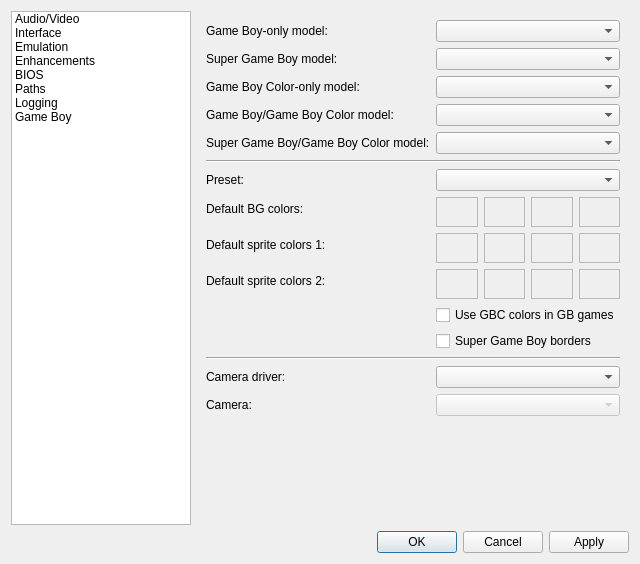
The window that Libretro/mgba/src/platform/qt/SettingsView.ui (kiddreads/Avalon-copy2) describes before a commit, drawn with Qt 5.
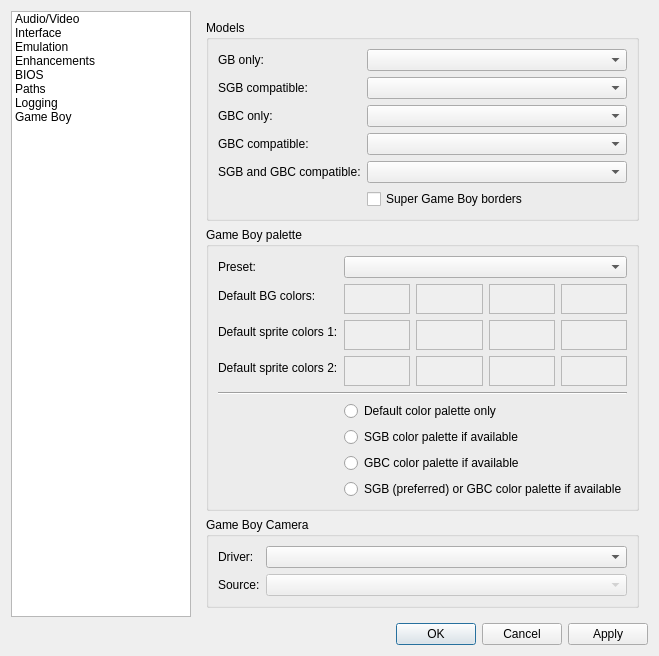
The same window after the commit. The open tabs and pages were chosen to show the change.

Commit message: GB: Add SGB palettes, options for selecting which palettes

The edit to the form file:
```diff
--- a/Libretro/mgba/src/platform/qt/SettingsView.ui
+++ b/Libretro/mgba/src/platform/qt/SettingsView.ui
@@ -1495,11 +1495,17 @@
       </layout>
      </widget>
      <widget class="QWidget" name="gb">
-      <layout class="QFormLayout" name="formLayout_1">
+      <layout class="QVBoxLayout" name="verticalLayout_2">
+       <item>
+        <widget class="QGroupBox" name="groupBox_2">
+         <property name="title">
+          <string>Models</string>
+         </property>
+         <layout class="QFormLayout" name="formLayout_9">
        <item row="0" column="0">
         <widget class="QLabel" name="label_29">
          <property name="text">
-          <string>Game Boy-only model:</string>
+             <string>GB only:</string>
          </property>
         </widget>
        </item>
@@ -1509,7 +1515,7 @@
        <item row="1" column="0">
         <widget class="QLabel" name="label_32">
          <property name="text">
-          <string>Super Game Boy model:</string>
+             <string>SGB compatible:</string>
          </property>
         </widget>
        </item>
@@ -1519,7 +1525,7 @@
        <item row="2" column="0">
         <widget class="QLabel" name="label_33">
          <property name="text">
-          <string>Game Boy Color-only model:</string>
+             <string>GBC only:</string>
          </property>
         </widget>
        </item>
@@ -1529,7 +1535,7 @@
        <item row="3" column="0">
         <widget class="QLabel" name="label_38">
          <property name="text">
-          <string>Game Boy/Game Boy Color model:</string>
+             <string>GBC compatible:</string>
          </property>
         </widget>
        </item>
@@ -1539,38 +1545,47 @@
        <item row="4" column="0">
         <widget class="QLabel" name="label_39">
          <property name="text">
-          <string>Super Game Boy/Game Boy Color model:</string>
+             <string>SGB and GBC compatible:</string>
          </property>
         </widget>
        </item>
        <item row="4" column="1">
         <widget class="QComboBox" name="cgbSgbModel"/>
        </item>
-       <item row="5" column="0" colspan="2">
-        <widget class="Line" name="line_12">
-         <property name="orientation">
-          <enum>Qt::Horizontal</enum>
+          <item row="5" column="1">
+           <widget class="QCheckBox" name="sgbBorders">
+            <property name="text">
+             <string>Super Game Boy borders</string>
          </property>
         </widget>
        </item>
-       <item row="6" column="0">
+         </layout>
+        </widget>
+       </item>
+       <item>
+        <widget class="QGroupBox" name="groupBox">
+         <property name="title">
+          <string>Game Boy palette</string>
+         </property>
+         <layout class="QFormLayout" name="formLayout_8">
+          <item row="0" column="0">
         <widget class="QLabel" name="label_40">
          <property name="text">
           <string>Preset:</string>
          </property>
         </widget>
        </item>
-       <item row="6" column="1">
+          <item row="0" column="1">
         <widget class="QComboBox" name="colorPreset"/>
        </item>
-       <item row="7" column="0">
+          <item row="1" column="0">
         <widget class="QLabel" name="label_28">
          <property name="text">
           <string>Default BG colors:</string>
          </property>
         </widget>
        </item>
-       <item row="7" column="1">
+          <item row="1" column="1">
         <layout class="QHBoxLayout" name="horizontalLayout_9">
          <item>
           <widget class="QFrame" name="color0">
@@ -1650,14 +1665,14 @@
          </item>
         </layout>
        </item>
-       <item row="8" column="0">
+          <item row="2" column="0">
         <widget class="QLabel" name="label_69">
          <property name="text">
           <string>Default sprite colors 1:</string>
          </property>
         </widget>
        </item>
-       <item row="8" column="1">
+          <item row="2" column="1">
         <layout class="QHBoxLayout" name="horizontalLayout_15">
          <item>
           <widget class="QFrame" name="color4">
@@ -1737,14 +1752,14 @@
          </item>
         </layout>
        </item>
-       <item row="9" column="0">
+          <item row="3" column="0">
         <widget class="QLabel" name="label_70">
          <property name="text">
           <string>Default sprite colors 2:</string>
          </property>
         </widget>
        </item>
-       <item row="9" column="1">
+          <item row="3" column="1">
         <layout class="QHBoxLayout" name="horizontalLayout_37">
          <item>
           <widget class="QFrame" name="color8">
@@ -1824,35 +1839,70 @@
          </item>
         </layout>
        </item>
-       <item row="10" column="1">
-        <widget class="QCheckBox" name="useCgbColors">
-         <property name="text">
-          <string>Use GBC colors in GB games</string>
-         </property>
-        </widget>
-       </item>
-       <item row="11" column="1">
-        <widget class="QCheckBox" name="sgbBorders">
-         <property name="text">
-          <string>Super Game Boy borders</string>
-         </property>
-        </widget>
-       </item>
-       <item row="12" column="0" colspan="2">
-        <widget class="Line" name="line_11">
+          <item row="4" column="0" colspan="2">
+           <widget class="Line" name="line_19">
          <property name="orientation">
           <enum>Qt::Horizontal</enum>
          </property>
         </widget>
        </item>
-       <item row="13" column="0">
+          <item row="5" column="1">
+           <widget class="QRadioButton" name="gbColor">
+            <property name="text">
+             <string>Default color palette only</string>
+            </property>
+            <attribute name="buttonGroup">
+             <string notr="true">gbColors</string>
+            </attribute>
+           </widget>
+          </item>
+          <item row="6" column="1">
+           <widget class="QRadioButton" name="sgbColor">
+            <property name="text">
+             <string>SGB color palette if available</string>
+            </property>
+            <attribute name="buttonGroup">
+             <string notr="true">gbColors</string>
+            </attribute>
+           </widget>
+          </item>
+          <item row="7" column="1">
+           <widget class="QRadioButton" name="cgbColor">
+            <property name="text">
+             <string>GBC color palette if available</string>
+            </property>
+            <attribute name="buttonGroup">
+             <string notr="true">gbColors</string>
+            </attribute>
+           </widget>
+          </item>
+          <item row="8" column="1">
+           <widget class="QRadioButton" name="scgbColor">
+            <property name="text">
+             <string>SGB (preferred) or GBC color palette if available</string>
+            </property>
+            <attribute name="buttonGroup">
+             <string notr="true">gbColors</string>
+            </attribute>
+           </widget>
+          </item>
+         </layout>
+        </widget>
+       </item>
+       <item>
+        <widget class="QGroupBox" name="groupBox_3">
+         <property name="title">
+          <string>Game Boy Camera</string>
+         </property>
+         <layout class="QFormLayout" name="formLayout_10">
+          <item row="0" column="0">
         <widget class="QLabel" name="label_27">
          <property name="text">
-          <string>Camera driver:</string>
+             <string>Driver:</string>
          </property>
         </widget>
        </item>
-       <item row="13" column="1">
+          <item row="0" column="1">
         <widget class="QComboBox" name="cameraDriver">
          <property name="sizePolicy">
           <sizepolicy hsizetype="Expanding" vsizetype="Fixed">
@@ -1862,14 +1912,14 @@
          </property>
         </widget>
        </item>
-       <item row="14" column="0">
+          <item row="1" column="0">
         <widget class="QLabel" name="label_35">
          <property name="text">
-          <string>Camera:</string>
+             <string>Source:</string>
          </property>
         </widget>
        </item>
-       <item row="14" column="1">
+          <item row="1" column="1">
         <widget class="QComboBox" name="camera">
          <property name="enabled">
           <bool>false</bool>
@@ -1884,6 +1934,9 @@
        </item>
       </layout>
      </widget>
+       </item>
+      </layout>
+     </widget>
     </widget>
    </item>
   </layout>
```
Left out of the diff: 17 changed lines with no effect on the pictures. Lines whose indentation alone changed are shown as unchanged. The commit also changes 5 other files.
